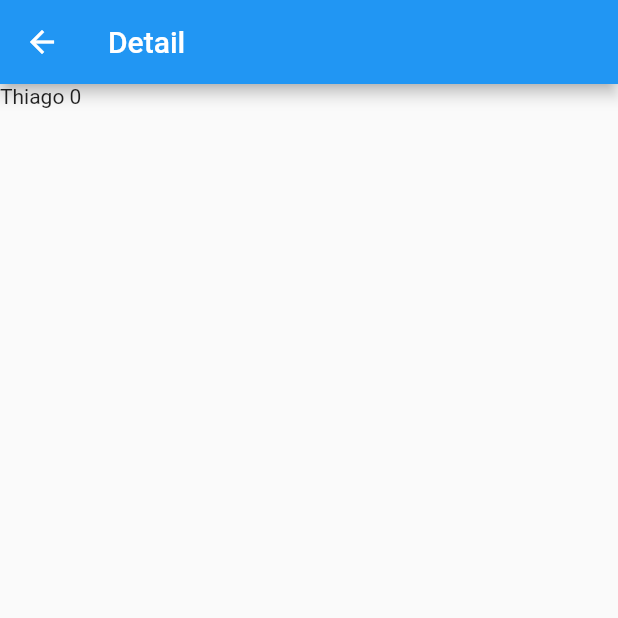
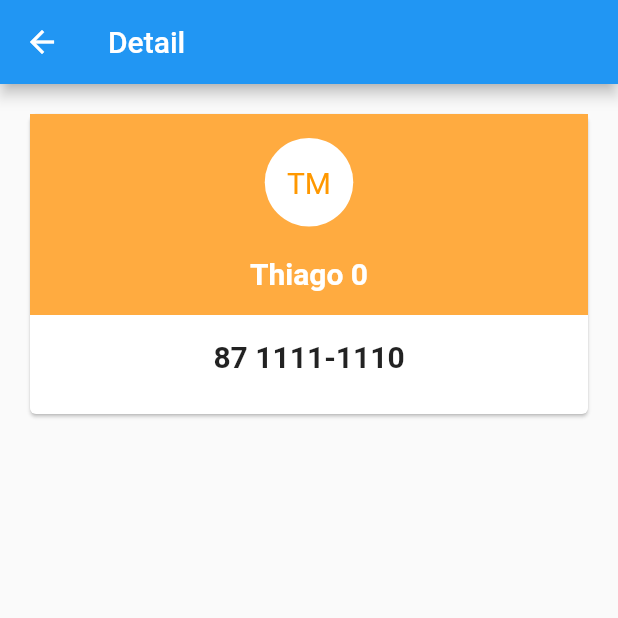
Before and after one commit to thiagomatheusms/flutter_basico, a Flutter app: the screen it shows after launch, after a tap on "Entrar", after a tap on "TM", on a phone screen of 412 x 824 dp, the top half of it. Run offline on Flutter 3.47's test engine with Material 2 defaults, Android fonts, the light colour scheme and no system bars.

Commit message:
Finaliza projeto da semana 1

```diff
--- a/lib/detail.dart
+++ b/lib/detail.dart
@@ -8,9 +8,59 @@ class Detail extends StatelessWidget {
 
   @override
   Widget build(BuildContext context) {
+    var size = MediaQuery.of(context).size;
+
     return Scaffold(
       appBar: AppBar(title: Text("Detail")),
-      body: Text("${contact.name}"),
+      body: Padding(
+        padding: const EdgeInsets.all(16.0),
+        child: Container(
+            width: size.width,
+            child: Card(
+              child: Container(
+                height: 200,
+                child: Center(
+                  child: Column(
+                    children: <Widget>[
+                      Container(
+                        width: size.width,
+                        color: Colors.orangeAccent,
+                        alignment: Alignment.center,
+                        child: Padding(
+                          padding: const EdgeInsets.all(16),
+                          child: Column(
+                            children: <Widget>[
+                              CircleAvatar(
+                                radius: 29.5,
+                                backgroundColor: Colors.white,
+                                child: Text("TM",
+                                    style: TextStyle(
+                                        color: Colors.orange, fontSize: 20)),
+                              ),
+                              SizedBox(
+                                height: 20,
+                              ),
+                              Text("${contact.name}",
+                                  style: TextStyle(
+                                      fontWeight: FontWeight.bold,
+                                      color: Colors.white,
+                                      fontSize: 20))
+                            ],
+                          ),
+                        ),
+                      ),
+                      Padding(
+                        padding: const EdgeInsets.all(16.0),
+                        child: Text("${contact.telephone}",
+                            style: TextStyle(
+                                fontWeight: FontWeight.bold, fontSize: 20)),
+                      )
+                    ],
+                  ),
+                ),
+              ),
+            )),
+      ),
     );
   }
 }
--- a/lib/home.dart
+++ b/lib/home.dart
@@ -54,7 +54,7 @@ class _HomeState extends State<Home> {
             Stack(
               alignment: Alignment.center,
               children: <Widget>[
-                CircleAvatar(radius: 30, backgroundColor: Colors.black),
+                CircleAvatar(radius: 40, backgroundColor: Colors.white),
                 CircleAvatar(
                   radius: 29.5,
                   backgroundColor: Colors.orangeAccent,
--- a/lib/main.dart
+++ b/lib/main.dart
@@ -12,6 +12,8 @@ class HomeLogin extends StatefulWidget {
 }
 
 class _HomeLoginState extends State<HomeLogin> {
+  bool remember = true;
+
   @override
   Widget build(BuildContext context) {
     var size = MediaQuery.of(context).size;
@@ -40,13 +42,20 @@ class _HomeLoginState extends State<HomeLogin> {
                           Row(
                             mainAxisAlignment: MainAxisAlignment.spaceBetween,
                             children: <Widget>[
-                              FlatButton(
-                                  onPressed: () {},
-                                  child: Text(
-                                    "Criar conta",
-                                    style:
-                                        TextStyle(color: Colors.orangeAccent),
-                                  )),
+                              Row(
+                                crossAxisAlignment: CrossAxisAlignment.center,
+                                children: <Widget>[
+                                  Text("Lembrar de mim"),
+                                  Checkbox(
+                                      value: remember,
+                                      activeColor: Colors.orangeAccent,
+                                      onChanged: (bool isRemember) {
+                                        setState(() {
+                                          remember = isRemember;
+                                        });
+                                      }),
+                                ],
+                              ),
                               SizedBox(
                                   width: size.width / 2,
                                   child: RaisedButton(
@@ -83,10 +92,26 @@ class _HomeLoginState extends State<HomeLogin> {
                           Row(
                             mainAxisAlignment: MainAxisAlignment.spaceBetween,
                             children: <Widget>[
+                              Row(
+                                crossAxisAlignment: CrossAxisAlignment.center,
+                                children: <Widget>[
+                                  Text("Lembrar de mim"),
+                                  Checkbox(
+                                      value: remember,
+                                      activeColor: Colors.orangeAccent,
+                                      onChanged: (bool isRemember) {
+                                        setState(() {
+                                          remember = isRemember;
+                                        });
+                                      }),
+                                ],
+                              ),
                               CupertinoButton(
-                                  child: Text("Criar conta"), onPressed: () {}),
-                              CupertinoButton.filled(
-                                  child: Text("Entrar"),
+                                  child: Text(
+                                    "Entrar",
+                                    style: TextStyle(color: Colors.white),
+                                  ),
+                                  color: Colors.orangeAccent,
                                   onPressed: () {
                                     Navigator.pushReplacement(
                                         context,
```
